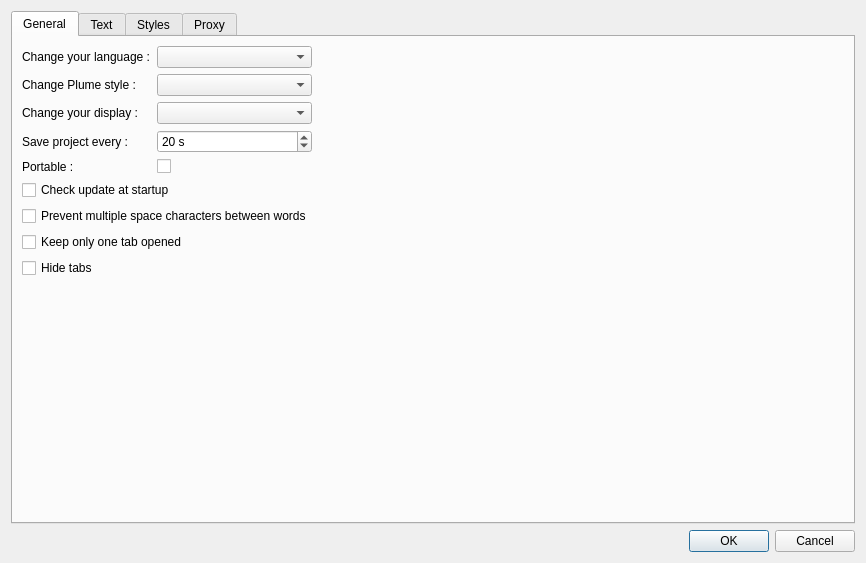
First picture: the form in src/settingsdialog.ui, repository inniyah/plume-creator, before the edit.
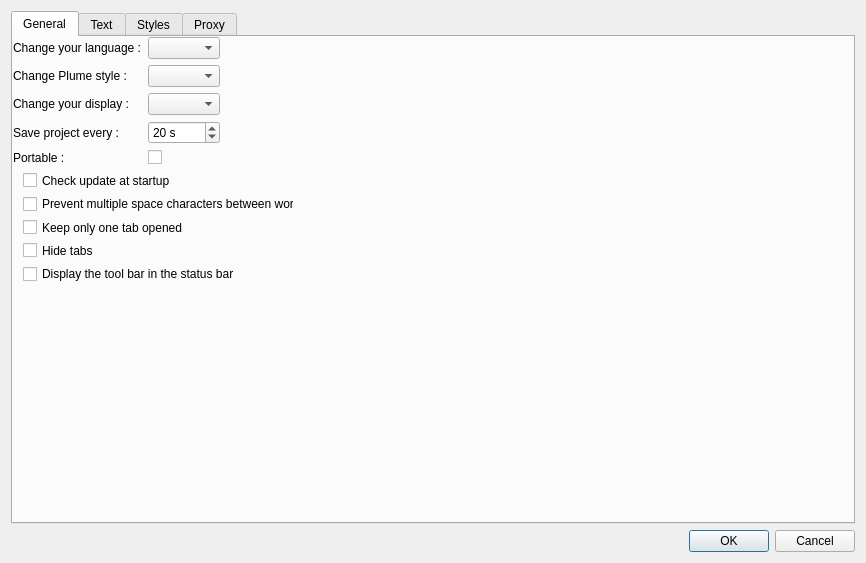
Second picture: the form after the edit. The open tabs and pages were chosen to show the change. Icons and pictures are not drawn.

Commit message: 0.60.7 : tool bar can be moved in status bar

```diff
--- a/src/settingsdialog.ui
+++ b/src/settingsdialog.ui
@@ -30,8 +30,7 @@
       <attribute name="title">
        <string>General</string>
       </attribute>
-      <layout class="QGridLayout" name="gridLayout_7">
-       <item row="0" column="0">
+      <widget class="QWidget" name="">
         <layout class="QFormLayout" name="formLayout">
          <property name="fieldGrowthPolicy">
           <enum>QFormLayout::AllNonFixedFieldsGrow</enum>
@@ -110,66 +109,54 @@
           </widget>
          </item>
         </layout>
-       </item>
-       <item row="1" column="0">
-        <layout class="QGridLayout" name="gridLayout">
-         <item row="1" column="0">
+      </widget>
+      <widget class="QWidget" name="">
+       <property name="geometry">
+        <rect>
+         <x>10</x>
+         <y>135</y>
+         <width>270</width>
+         <height>111</height>
+        </rect>
+       </property>
+       <layout class="QFormLayout" name="formLayout_6">
+        <item row="0" column="0">
           <widget class="QCheckBox" name="checkUpdateAtStartupCheckBox">
            <property name="text">
             <string>Check update at startup</string>
            </property>
           </widget>
          </item>
-         <item row="2" column="0">
+        <item row="1" column="0">
           <widget class="QCheckBox" name="preventDoubleSpaceCheckBox">
            <property name="text">
             <string>Prevent multiple space characters between words</string>
            </property>
           </widget>
          </item>
-         <item row="3" column="0">
+        <item row="2" column="0">
           <widget class="QCheckBox" name="oneTabOnlyCheckBox">
            <property name="text">
             <string>Keep only one tab opened</string>
            </property>
           </widget>
          </item>
-         <item row="4" column="0">
+        <item row="3" column="0">
           <widget class="QCheckBox" name="noTabCheckBox">
            <property name="text">
             <string>Hide tabs</string>
            </property>
           </widget>
          </item>
-        </layout>
-       </item>
-       <item row="2" column="0">
-        <spacer name="verticalSpacer">
-         <property name="orientation">
-          <enum>Qt::Vertical</enum>
-         </property>
-         <property name="sizeHint" stdset="0">
-          <size>
-           <width>20</width>
-           <height>40</height>
-          </size>
-         </property>
-        </spacer>
-       </item>
-       <item row="0" column="1">
-        <spacer name="horizontalSpacer_2">
-         <property name="orientation">
-          <enum>Qt::Horizontal</enum>
-         </property>
-         <property name="sizeHint" stdset="0">
-          <size>
-           <width>40</width>
-           <height>20</height>
-          </size>
-         </property>
-        </spacer>
-       </item>
-      </layout>
+        <item row="4" column="0">
+         <widget class="QCheckBox" name="isToolBarInStatusBarCheckBox">
+          <property name="text">
+           <string>Display the tool bar in the status bar</string>
+          </property>
+         </widget>
+        </item>
+       </layout>
+      </widget>
      </widget>
      <widget class="QWidget" name="textTab">
       <attribute name="title">
```
Left out of the diff: 2 changed lines with no effect on the pictures. Lines whose indentation alone changed are shown as unchanged. The commit also changes 11 other files.
